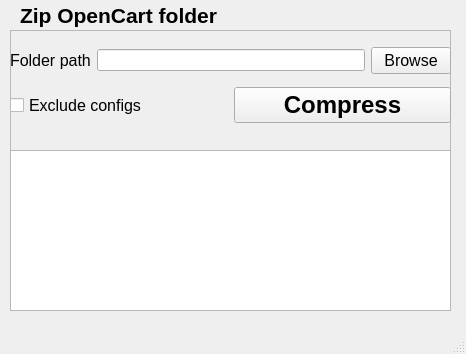
This is gui/design.ui in IP-CAM/Python-script-to-zip-Opencart-Shop-Directory-with-excluded-config-files-by-default as Qt 5 draws it before an edit. The edited form follows.
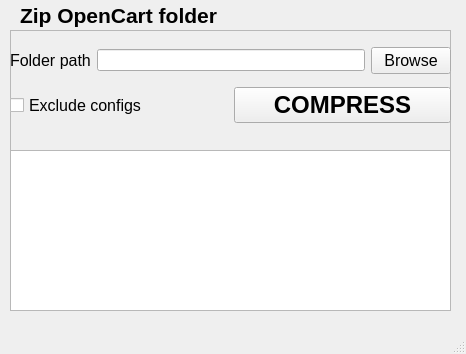
This is the edited form.

Commit message: Increase compress button text

```diff
--- a/gui/design.ui
+++ b/gui/design.ui
@@ -120,7 +120,7 @@
          </font>
         </property>
         <property name="text">
-         <string>Compress</string>
+         <string>COMPRESS</string>
         </property>
        </widget>
       </item>
```
The commit also changes 1 other file.
